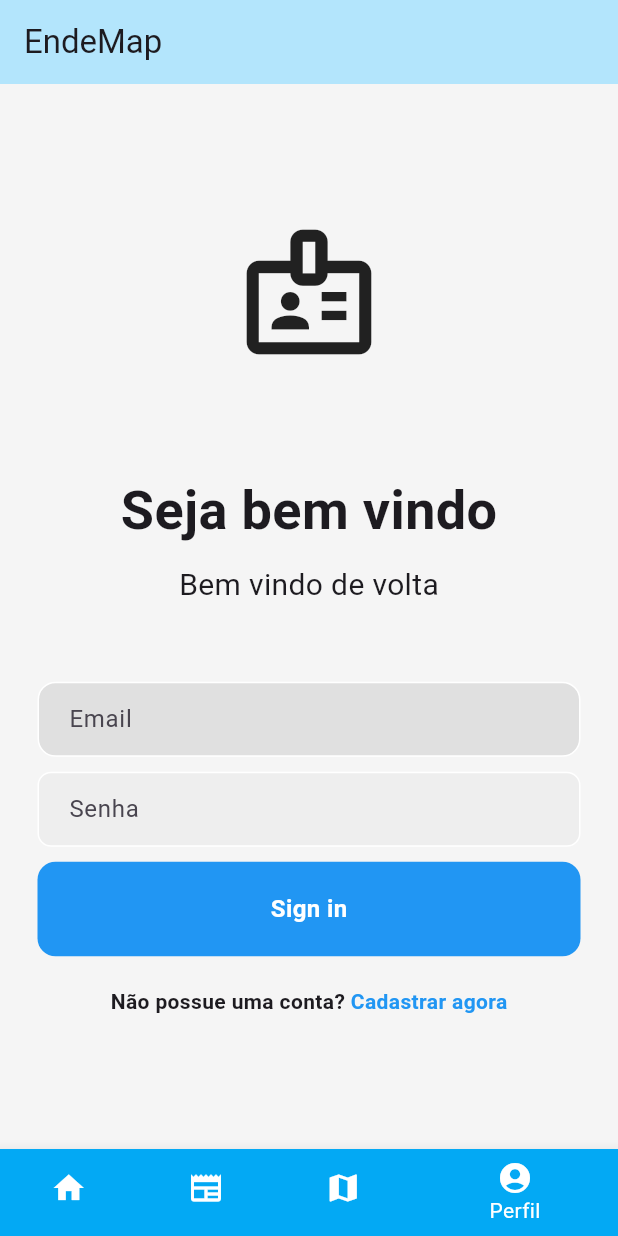
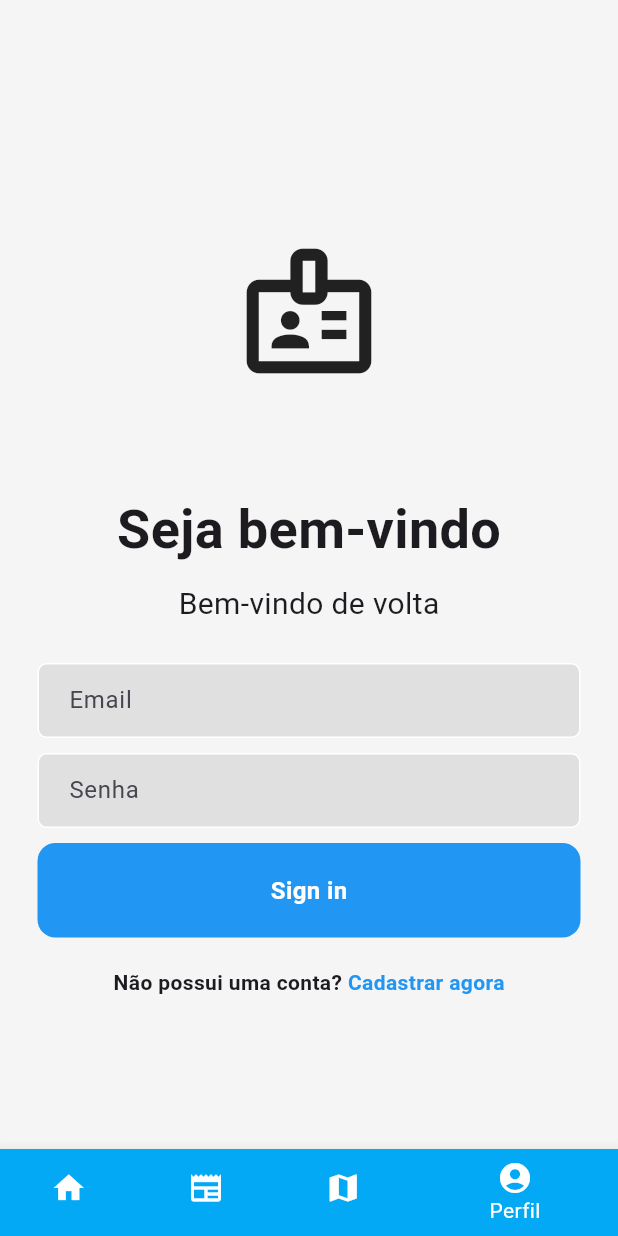
Before and after one commit to Trinalsolid/LDDM_Project, a Flutter app: the screen it shows after launch, item 4 of the bottom bar chosen, after a tap on "Sign in", on a phone screen of 412 x 824 dp. Run offline on Flutter 3.47's test engine with Material 3 defaults, Android fonts, the phone set to English and light mode, and no system bars; missing offline and left inert: syncfusion_flutter_maps; network calls fail.

Commit message:
novos e arquivos excluidos

```diff
--- /dev/null
+++ b/lib/Home/HomePage.dart
@@ -0,0 +1,135 @@
+import 'package:flutter/material.dart';
+
+class HomePage extends StatelessWidget {
+  @override
+  Widget build(BuildContext context) {
+    return Scaffold(
+      backgroundColor: Colors.grey[100],  // Altere a cor de fundo para grey[100]
+      body: Padding(
+        padding: const EdgeInsets.all(16.0),
+        child: Column(
+          crossAxisAlignment: CrossAxisAlignment.start,
+          children: [
+            TextField(
+              decoration: InputDecoration(
+                hintText: 'Pesquisar',
+                prefixIcon: Icon(Icons.search),
+                suffixIcon: Icon(Icons.close),
+                border: OutlineInputBorder(
+                  borderRadius: BorderRadius.circular(10),
+                ),
+              ),
+            ),
+            SizedBox(height: 20),
+            Row(
+              mainAxisAlignment: MainAxisAlignment.spaceAround,
+              children: [
+                _buildIconButton('Hospitals', Icons.local_hospital, Colors.red),
+                _buildIconButton('Mapa', Icons.map, Colors.green),
+                _buildIconButton('Vacina', Icons.vaccines, Colors.orange),
+              ],
+            ),
+            SizedBox(height: 20),
+            Text(
+              'Notícias',
+              style: TextStyle(fontSize: 20, fontWeight: FontWeight.bold),
+            ),
+            SizedBox(height: 10),
+            Expanded(
+              child: SingleChildScrollView(
+                child: Column(
+                  crossAxisAlignment: CrossAxisAlignment.start,
+                  children: [
+                    _buildNewsCard(
+                      title:
+                          'Fortalecimento da saúde indígena é tema em comissão na Câmara',
+                      content:
+                          'Durante audiência, secretário da Sesai destacou avanços e desafios em um ano e meio de trabalho.',
+                      tags: 'saúde indígena, missão yanomami, povos originários',
+                      date: '28/08/2024 17h00',
+                    ),
+                    SizedBox(height: 20),
+                    _buildNewsCard(
+                      title:
+                          'Tecnologia de ponta é apresentada em feira de inovações',
+                      content:
+                          'Especialistas discutem o futuro da inteligência artificial e suas aplicações no mercado brasileiro.',
+                      tags: 'IA, inovações tecnológicas, futuro digital',
+                      date: '15/08/2024 11h30',
+                    ),
+                    SizedBox(height: 20),
+                    _buildNewsCard(
+                      title:
+                          'Plano de infraestrutura é aprovado em comissão do Senado',
+                      content:
+                          'O projeto visa melhorar a logística de transporte e comunicação em áreas remotas do país.',
+                      tags: 'infraestrutura, logística, desenvolvimento regional',
+                      date: '10/08/2024 09h45',
+                    ),
+                    SizedBox(height: 20),
+                    _buildNewsCard(
+                      title: 'Educação ambiental ganha força em escolas públicas',
+                      content:
+                          'Programa visa conscientizar jovens sobre a importância da preservação ambiental.',
+                      tags: 'educação, preservação ambiental, sustentabilidade',
+                      date: '05/08/2024 14h20',
+                    ),
+                  ],
+                ),
+              ),
+            ),
+          ],
+        ),
+      ),
+    );
+  }
+
+  Widget _buildIconButton(String label, IconData icon, Color color) {
+    return Column(
+      children: [
+        CircleAvatar(
+          radius: 30,
+          backgroundColor: Colors.grey[100],
+          child: Icon(icon, color: color, size: 30),
+        ),
+        SizedBox(height: 5),
+        Text(label),
+      ],
+    );
+  }
+
+  Widget _buildNewsCard({
+    required String title,
+    required String content,
+    required String tags,
+    required String date,
+  }) {
+    return Card(
+      color: Colors.white,  // Cor de fundo dos cards
+      shape: RoundedRectangleBorder(
+        borderRadius: BorderRadius.circular(10),
+      ),
+      child: Padding(
+        padding: const EdgeInsets.all(16.0),
+        child: Column(
+          crossAxisAlignment: CrossAxisAlignment.start,
+          children: [
+            Text(
+              title,
+              style: TextStyle(fontSize: 18, fontWeight: FontWeight.bold),
+            ),
+            SizedBox(height: 10),
+            Text(content),
+            SizedBox(height: 10),
+            Text(
+              'tags: $tags',
+              style: TextStyle(color: Colors.blue),
+            ),
+            SizedBox(height: 10),
+            Text('Publicado: $date Notícia'),
+          ],
+        ),
+      ),
+    );
+  }
+}
--- a/lib/HomePage.dart
+++ /dev/null
@@ -1,145 +0,0 @@
-import 'package:flutter/material.dart';
-
-class MyApp extends StatelessWidget {
-  @override
-  Widget build(BuildContext context) {
-    return MaterialApp(
-      title: 'Health App',
-      theme: ThemeData(
-        primarySwatch: Colors.blue,
-      ),
-      home: HomePage(),
-    );
-  }
-}
-
-class HomePage extends StatelessWidget {
-  @override
-  Widget build(BuildContext context) {
-    return Padding(
-      padding: const EdgeInsets.all(16.0),
-      child: Column(
-        crossAxisAlignment: CrossAxisAlignment.start,
-        children: [
-          TextField(
-            decoration: InputDecoration(
-              hintText: 'Pesquisar',
-              prefixIcon: Icon(Icons.search),
-              suffixIcon: Icon(Icons.close),
-              border: OutlineInputBorder(
-                borderRadius: BorderRadius.circular(10),
-              ),
-            ),
-          ),
-          SizedBox(height: 20),
-          Row(
-            mainAxisAlignment: MainAxisAlignment.spaceAround,
-            children: [
-              _buildIconButton('Hospitals', Icons.local_hospital, Colors.red),
-              _buildIconButton('Mapa', Icons.map, Colors.green),
-              _buildIconButton('Vacina', Icons.vaccines, Colors.orange),
-            ],
-          ),
-          SizedBox(height: 20),
-          Text(
-            'Notícias',
-            style: TextStyle(fontSize: 20, fontWeight: FontWeight.bold),
-          ),
-          SizedBox(height: 10),
-          Expanded(
-            child: SingleChildScrollView(
-              child: Column(
-                crossAxisAlignment: CrossAxisAlignment.start,
-                children: [
-                  _buildNewsCard(
-                    title:
-                        'Fortalecimento da saúde indígena é tema em comissão na Câmara',
-                    content:
-                        'Durante audiência, secretário da Sesai destacou avanços e desafios em um ano e meio de trabalho.',
-                    tags: 'saúde indígena, missão yanomami, povos originários',
-                    date: '28/08/2024 17h00',
-                  ),
-                  SizedBox(height: 20),
-                  _buildNewsCard(
-                    title:
-                        'Tecnologia de ponta é apresentada em feira de inovações',
-                    content:
-                        'Especialistas discutem o futuro da inteligência artificial e suas aplicações no mercado brasileiro.',
-                    tags: 'IA, inovações tecnológicas, futuro digital',
-                    date: '15/08/2024 11h30',
-                  ),
-                  SizedBox(height: 20),
-                  _buildNewsCard(
-                    title:
-                        'Plano de infraestrutura é aprovado em comissão do Senado',
-                    content:
-                        'O projeto visa melhorar a logística de transporte e comunicação em áreas remotas do país.',
-                    tags: 'infraestrutura, logística, desenvolvimento regional',
-                    date: '10/08/2024 09h45',
-                  ),
-                  SizedBox(height: 20),
-                  _buildNewsCard(
-                    title: 'Educação ambiental ganha força em escolas públicas',
-                    content:
-                        'Programa visa conscientizar jovens sobre a importância da preservação ambiental.',
-                    tags: 'educação, preservação ambiental, sustentabilidade',
-                    date: '05/08/2024 14h20',
-                  ),
-                ],
-              ),
-            ),
-          ),
-        ],
-      ),
-    );
-  }
-
-  Widget _buildIconButton(String label, IconData icon, Color color) {
-    return Column(
-      children: [
-        CircleAvatar(
-          radius: 30,
-          backgroundColor: Colors.grey[200],
-          child: Icon(icon, color: color, size: 30),
-        ),
-        SizedBox(height: 5),
-        Text(label),
-      ],
-    );
-  }
-
-  Widget _buildNewsCard({
-    required String title,
-    required String content,
-    required String tags,
-    required String date,
-  }) {
-    return Card(
-      color: const Color.fromARGB(255, 243, 240, 255),
-      shape: RoundedRectangleBorder(
-        borderRadius: BorderRadius.circular(10),
-      ),
-      child: Padding(
-        padding: const EdgeInsets.all(16.0),
-        child: Column(
-          crossAxisAlignment: CrossAxisAlignment.start,
-          children: [
-            Text(
-              title,
-              style: TextStyle(fontSize: 18, fontWeight: FontWeight.bold),
-            ),
-            SizedBox(height: 10),
-            Text(content),
-            SizedBox(height: 10),
-            Text(
-              'tags: $tags',
-              style: TextStyle(color: Colors.blue),
-            ),
-            SizedBox(height: 10),
-            Text('Publicado: $date Notícia'),
-          ],
-        ),
-      ),
-    );
-  }
-}
--- a/lib/LoginPage.dart
+++ b/lib/Login/LoginPage.dart
@@ -1,6 +1,5 @@
-// ignore_for_file: prefer_const_constructors, prefer_const_literals_to_create_immutables
-
 import 'package:flutter/material.dart';
+import 'RegisterPage.dart'; // Importe a página RegisterPage
 
 class LoginPage extends StatefulWidget {
   const LoginPage({Key? key}) : super(key: key);
@@ -26,25 +25,24 @@ class _LoginPageState extends State<LoginPage> {
             ),
             SizedBox(height: 70),
             const Text(
-              'Seja bem vindo',
+              'Seja bem-vindo',
               style: TextStyle(fontWeight: FontWeight.bold, fontSize: 36),
             ),
             SizedBox(height: 10),
             const Text(
-              'Bem vindo de volta',
+              'Bem-vindo de volta',
               style: TextStyle(fontSize: 20),
             ),
-            SizedBox(height: 50),
+            SizedBox(height: 25),
 
             // Campo de Email
-
             Padding(
               padding: const EdgeInsets.symmetric(horizontal: 25.0),
               child: Container(
                 decoration: BoxDecoration(
                   color: Colors.grey[300],
                   border: Border.all(color: Colors.white),
-                  borderRadius: BorderRadius.circular(12),
+                  borderRadius: BorderRadius.circular(6),
                 ),
                 child: Padding(
                   padding: const EdgeInsets.only(left: 20.0),
@@ -57,18 +55,16 @@ class _LoginPageState extends State<LoginPage> {
                 ),
               ),
             ),
-
             SizedBox(height: 10),
 
             // Campo de Senha
-
             Padding(
               padding: const EdgeInsets.symmetric(horizontal: 25.0),
               child: Container(
                 decoration: BoxDecoration(
-                  color: Colors.grey[200],
+                  color: Colors.grey[300],
                   border: Border.all(color: Colors.white),
-                  borderRadius: BorderRadius.circular(9),
+                  borderRadius: BorderRadius.circular(6),
                 ),
                 child: Padding(
                   padding: const EdgeInsets.only(left: 20.0),
@@ -84,11 +80,13 @@ class _LoginPageState extends State<LoginPage> {
             ),
             SizedBox(height: 10),
 
-            // Botao de login
+            // Botão de login
             Padding(
               padding: const EdgeInsets.symmetric(horizontal: 25.0),
               child: GestureDetector(
-                  onTap: () {},
+                  onTap: () {
+                    // Lógica de login vai aqui
+                  },
                   child: Container(
                     padding: EdgeInsets.all(20),
                     decoration: BoxDecoration(
@@ -108,18 +106,27 @@ class _LoginPageState extends State<LoginPage> {
             ),
             SizedBox(height: 20),
 
-            //Nao tem conta? registre-se
+            // Não tem conta? Registre-se
             Row(
               mainAxisAlignment: MainAxisAlignment.center,
               children: [
-                Text(
-                  'Não possue uma conta?',
+                const Text(
+                  'Não possui uma conta? ',
                   style: TextStyle(fontWeight: FontWeight.bold),
                 ),
-                Text(
-                  ' Cadastrar agora',
-                  style: TextStyle(
-                      color: Colors.blue, fontWeight: FontWeight.bold),
+                GestureDetector(
+                  onTap: () {
+                    // Navegar para a página de registro (RegisterPage)
+                    Navigator.push(
+                      context,
+                      MaterialPageRoute(builder: (context) => RegisterPage()),
+                    );
+                  },
+                  child: const Text(
+                    'Cadastrar agora',
+                    style: TextStyle(
+                        color: Colors.blue, fontWeight: FontWeight.bold),
+                  ),
                 ),
               ],
             )
--- a/lib/main.dart
+++ b/lib/main.dart
@@ -1,9 +1,9 @@
 import "package:flutter/material.dart";
 
-import 'Mapa.dart';
-import 'LoginPage.dart';
-import 'noticias.dart';
-import 'HomePage.dart';
+import 'Map/Mapa.dart';
+import 'Login/LoginPage.dart';
+import 'News/noticias.dart';
+import 'Home/HomePage.dart';
 
 void main() {
   runApp(MaterialApp(
@@ -37,8 +37,7 @@ class _InicioState extends State<Inicio> {
   Widget build(BuildContext context) {
     return Scaffold(
       appBar: AppBar(
-        title: Text("EndeMap"),
-        backgroundColor: Colors.lightBlue[100],
+        backgroundColor: Colors.grey[100],
       ),
       body: _telas[_indiceAtual],
       bottomNavigationBar: BottomNavigationBar(
@@ -53,7 +52,7 @@ class _InicioState extends State<Inicio> {
               backgroundColor: Colors.lightBlue),
           BottomNavigationBarItem(
               icon: Icon(Icons.newspaper),
-              label: "Saldo",
+              label: "Notícias",
               backgroundColor: Colors.lightBlue),
           BottomNavigationBarItem(
               icon: Icon(Icons.map),
```
Also changed, not shown: lib/Login/RegisterPage.dart (added, +223 -0 lines), lib/Map/Mapa.dart (renamed from lib/Mapa.dart, +12 -7 lines), lib/News/noticias.dart (renamed from lib/noticias.dart, +8 -6 lines).
